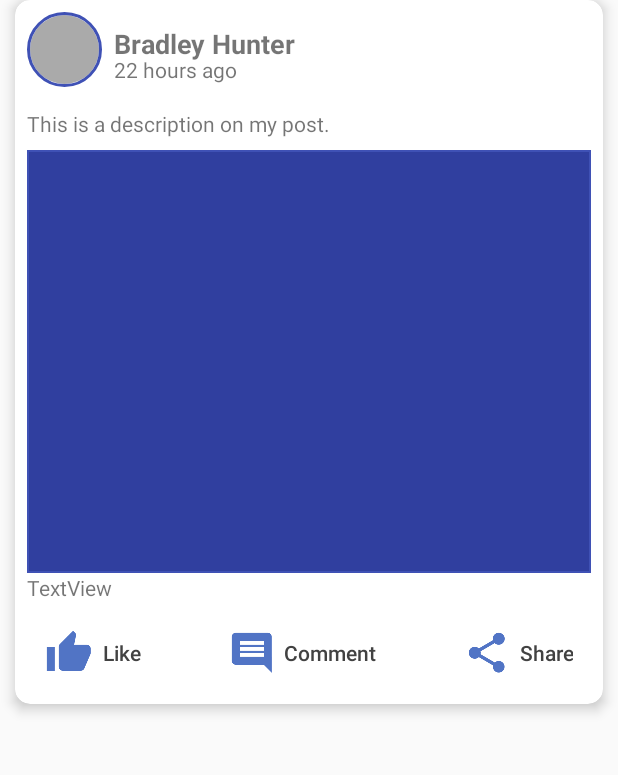
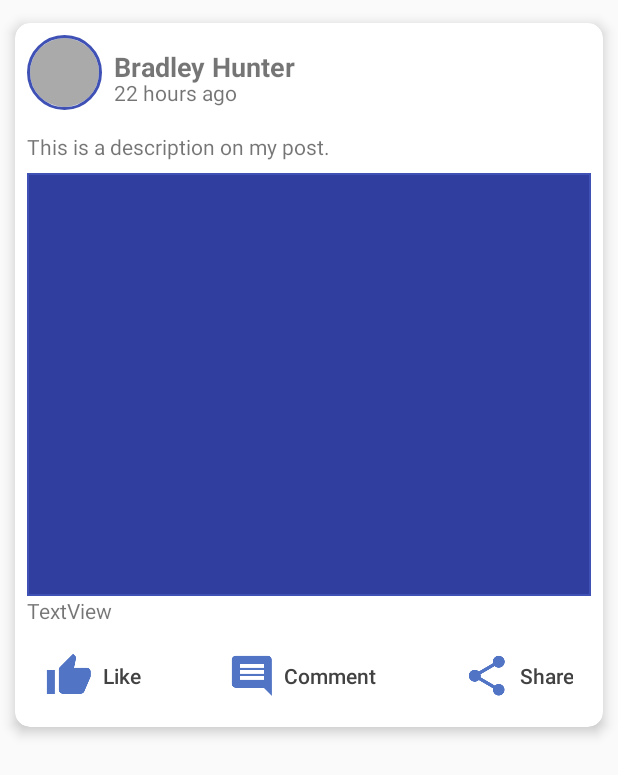
Before and after one commit to cupcaketees/PocketFitness, an Android app: the layout post_row.xml on its own in the app's theme, with its tools: preview values and no code run, on a phone screen of 412 x 824 dp. Shown: the top 775 px of the screen. Run offline under Robolectric (Android 15) with nearby library versions, the phone set to English and light mode, and no system bars.

Commit message:
Ensure Post layout fits. Change news so if images don't load it notifies them and they can scroll up to refresh. Also added loading bar so user knows its loading.

```diff
--- a/app/src/main/res/layout/post_row.xml
+++ b/app/src/main/res/layout/post_row.xml
@@ -10,9 +10,10 @@
     <android.support.v7.widget.CardView
         android:layout_width="match_parent"
         android:layout_height="wrap_content"
+        android:layout_marginTop="15dp"
         android:layout_marginLeft="10dp"
         android:layout_marginRight="10dp"
-        android:layout_marginBottom="35dp"
+        android:layout_marginBottom="20dp"
         app:cardCornerRadius="10dp"
         app:cardElevation="5dp">
 
```
Also changed, not shown: app/src/main/java/uk/ac/tees/cupcake/healthnews/NewsActivity.java (+16 -1 lines), app/src/main/res/layout/news_list_view.xml (+19 -7 lines).
